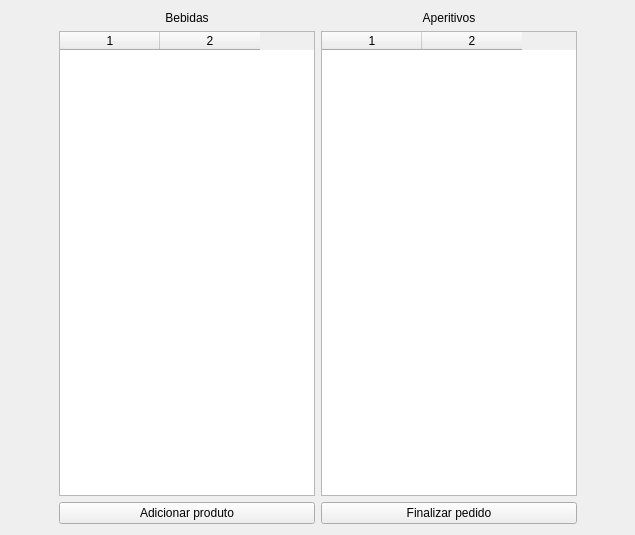
Qt form telacardapio.ui (JaianeEvilasio/Barzinho_C-) before a commit.
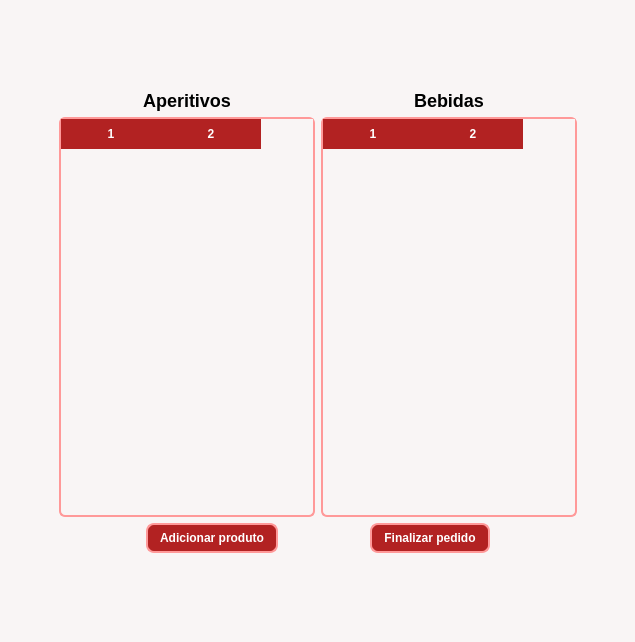
The same form after that commit.

Commit message: estilizando a tela cardapio

```diff
--- a/telacardapio.ui
+++ b/telacardapio.ui
@@ -7,63 +7,173 @@
     <x>0</x>
     <y>0</y>
     <width>635</width>
-    <height>535</height>
+    <height>642</height>
    </rect>
   </property>
   <property name="windowTitle">
    <string>Form</string>
   </property>
-  <layout class="QGridLayout" name="gridLayout">
-   <item row="0" column="1">
-    <widget class="QLabel" name="label_2">
-     <property name="text">
-      <string>Bebidas</string>
-     </property>
-     <property name="alignment">
-      <set>Qt::AlignmentFlag::AlignCenter</set>
+  <property name="styleSheet">
+   <string notr="true">QWidget {
+	background-color: rgb(249, 245, 245);
+	font: 14pt &quot;Segoe UI&quot;;
+}
+
+QLabel {
+	font-weight: bold;
+	font-size: 18px;
+	color: black;
+}
+
+QPushButton {
+	background-color: rgb(178, 34, 34);
+	color: white;
+	border: 2px solid #ff9999;
+	border-radius: 8px;
+	padding: 6px 12px;
+	font-weight: bold;
+}
+
+QPushButton:hover {
+	background-color: rgb(204, 51, 51);
+}
+
+QPushButton:pressed {
+	background-color: rgb(153, 31, 31);
+}
+
+QTableWidget {
+	color: rgb(59, 0, 0);
+gridline-color: rgb(178, 34, 34);
+border: 2px solid #ff9999;
+alternate-background-color: rgb(247, 247, 247);
+selection-background-color: rgb(255, 229, 229);
+selection-color: black;
+border-radius: 6px;
+}
+
+QHeaderView::section {
+background-color: rgb(178, 34, 34);
+color: white;
+font-weight: bold;
+padding: 6px;
+border: none;
+}
+
+QScrollBar:vertical {
+border: none;
+background: rgb(102, 0, 0);
+width: 10px;
+margin: 0px;
+}</string>
+  </property>
+  <layout class="QVBoxLayout" name="verticalLayout_2">
+   <item>
+    <spacer name="verticalSpacer">
+     <property name="orientation">
+      <enum>Qt::Orientation::Vertical</enum>
      </property>
-    </widget>
+     <property name="sizeHint" stdset="0">
+      <size>
+       <width>20</width>
+       <height>40</height>
+      </size>
+     </property>
+    </spacer>
    </item>
-   <item row="2" column="1">
+   <item>
+    <layout class="QGridLayout" name="gridLayout_2">
+     <item row="6" column="2" colspan="2">
+      <layout class="QHBoxLayout" name="horizontalLayout_3">
+       <item>
+        <spacer name="horizontalSpacer_4">
+         <property name="orientation">
+          <enum>Qt::Orientation::Horizontal</enum>
+         </property>
+         <property name="sizeHint" stdset="0">
+          <size>
+           <width>40</width>
+           <height>20</height>
+          </size>
+         </property>
+        </spacer>
+       </item>
+       <item>
     <widget class="QPushButton" name="botaoAdicionar">
      <property name="text">
       <string>Adicionar produto</string>
      </property>
     </widget>
    </item>
-   <item row="1" column="1">
-    <widget class="QTableWidget" name="tabelaAperitivos">
-     <property name="selectionMode">
-      <enum>QAbstractItemView::SelectionMode::SingleSelection</enum>
-     </property>
-     <property name="selectionBehavior">
-      <enum>QAbstractItemView::SelectionBehavior::SelectRows</enum>
-     </property>
-     <property name="columnCount">
-      <number>2</number>
-     </property>
-     <column/>
-     <column/>
-    </widget>
-   </item>
-   <item row="2" column="2">
+       <item>
+        <spacer name="horizontalSpacer_3">
+         <property name="orientation">
+          <enum>Qt::Orientation::Horizontal</enum>
+         </property>
+         <property name="sizeHint" stdset="0">
+          <size>
+           <width>40</width>
+           <height>20</height>
+          </size>
+         </property>
+        </spacer>
+       </item>
+       <item>
     <widget class="QPushButton" name="botaoFinalizar">
      <property name="text">
       <string>Finalizar pedido</string>
      </property>
     </widget>
    </item>
-   <item row="0" column="2">
-    <widget class="QLabel" name="label">
-     <property name="text">
-      <string>Aperitivos</string>
-     </property>
-     <property name="alignment">
-      <set>Qt::AlignmentFlag::AlignCenter</set>
-     </property>
-    </widget>
-   </item>
-   <item row="1" column="0">
+       <item>
+        <spacer name="horizontalSpacer_5">
+         <property name="orientation">
+          <enum>Qt::Orientation::Horizontal</enum>
+         </property>
+         <property name="sizeHint" stdset="0">
+          <size>
+           <width>40</width>
+           <height>20</height>
+          </size>
+         </property>
+        </spacer>
+       </item>
+      </layout>
+     </item>
+     <item row="2" column="2">
+      <widget class="QTableWidget" name="tabelaAperitivos">
+       <property name="sizePolicy">
+        <sizepolicy hsizetype="Expanding" vsizetype="Expanding">
+         <horstretch>0</horstretch>
+         <verstretch>0</verstretch>
+        </sizepolicy>
+       </property>
+       <property name="minimumSize">
+        <size>
+         <width>0</width>
+         <height>400</height>
+        </size>
+       </property>
+       <property name="maximumSize">
+        <size>
+         <width>16777215</width>
+         <height>400</height>
+        </size>
+       </property>
+       <property name="selectionMode">
+        <enum>QAbstractItemView::SelectionMode::SingleSelection</enum>
+       </property>
+       <property name="selectionBehavior">
+        <enum>QAbstractItemView::SelectionBehavior::SelectRows</enum>
+       </property>
+       <property name="columnCount">
+        <number>2</number>
+       </property>
+       <column/>
+       <column/>
+      </widget>
+     </item>
+     <item row="2" column="0">
     <spacer name="horizontalSpacer">
      <property name="orientation">
       <enum>Qt::Orientation::Horizontal</enum>
@@ -76,8 +186,49 @@
      </property>
     </spacer>
    </item>
+     <item row="2" column="4">
+      <spacer name="horizontalSpacer_2">
+       <property name="orientation">
+        <enum>Qt::Orientation::Horizontal</enum>
+       </property>
+       <property name="sizeHint" stdset="0">
+        <size>
+         <width>40</width>
+         <height>20</height>
+        </size>
+       </property>
+      </spacer>
+     </item>
    <item row="1" column="2">
+      <widget class="QLabel" name="label_2">
+       <property name="text">
+        <string>Aperitivos</string>
+       </property>
+       <property name="alignment">
+        <set>Qt::AlignmentFlag::AlignCenter</set>
+       </property>
+      </widget>
+     </item>
+     <item row="2" column="3">
     <widget class="QTableWidget" name="tabelaBebidas">
+       <property name="sizePolicy">
+        <sizepolicy hsizetype="Expanding" vsizetype="Expanding">
+         <horstretch>0</horstretch>
+         <verstretch>0</verstretch>
+        </sizepolicy>
+       </property>
+       <property name="minimumSize">
+        <size>
+         <width>0</width>
+         <height>400</height>
+        </size>
+       </property>
+       <property name="maximumSize">
+        <size>
+         <width>16777215</width>
+         <height>400</height>
+        </size>
+       </property>
      <property name="selectionMode">
       <enum>QAbstractItemView::SelectionMode::SingleSelection</enum>
      </property>
@@ -92,14 +243,26 @@
     </widget>
    </item>
    <item row="1" column="3">
-    <spacer name="horizontalSpacer_2">
+      <widget class="QLabel" name="label">
+       <property name="text">
+        <string>Bebidas</string>
+       </property>
+       <property name="alignment">
+        <set>Qt::AlignmentFlag::AlignCenter</set>
+       </property>
+      </widget>
+     </item>
+    </layout>
+   </item>
+   <item>
+    <spacer name="verticalSpacer_2">
      <property name="orientation">
-      <enum>Qt::Orientation::Horizontal</enum>
+      <enum>Qt::Orientation::Vertical</enum>
      </property>
      <property name="sizeHint" stdset="0">
       <size>
-       <width>40</width>
-       <height>20</height>
+       <width>20</width>
+       <height>40</height>
       </size>
      </property>
     </spacer>
```
Lines whose indentation alone changed are shown as unchanged. The commit also changes 2 other files.
